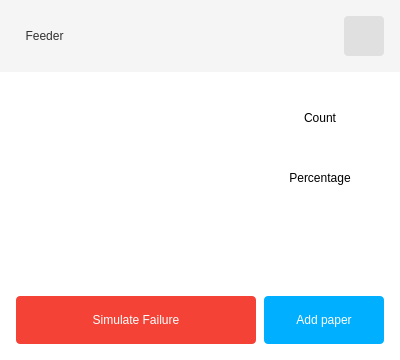
Above: modbus-application/feedercontrol.ui from Wolkabout/offset-printing-machine-simulator-application before the change. Below: the same form after it.
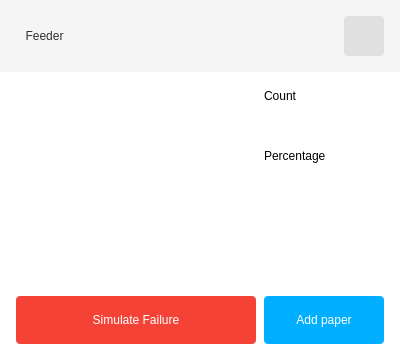
That is the form after the change. Icons and pictures are not drawn.

Patch:
```diff
--- a/modbus-application/feedercontrol.ui
+++ b/modbus-application/feedercontrol.ui
@@ -59,10 +59,10 @@
   <widget class="QLabel" name="image">
    <property name="geometry">
     <rect>
-     <x>40</x>
-     <y>100</y>
-     <width>180</width>
-     <height>180</height>
+     <x>16</x>
+     <y>88</y>
+     <width>232</width>
+     <height>192</height>
     </rect>
    </property>
    <property name="text">
@@ -78,65 +78,68 @@
   <widget class="QLabel" name="countTitle">
    <property name="geometry">
     <rect>
-     <x>270</x>
-     <y>110</y>
-     <width>100</width>
+     <x>264</x>
+     <y>88</y>
+     <width>120</width>
      <height>15</height>
     </rect>
    </property>
    <property name="text">
     <string>Count</string>
    </property>
-   <property name="alignment">
-    <set>Qt::AlignCenter</set>
-   </property>
   </widget>
   <widget class="QLabel" name="percentageTitle">
    <property name="geometry">
     <rect>
-     <x>270</x>
-     <y>170</y>
-     <width>100</width>
-     <height>15</height>
+     <x>264</x>
+     <y>147</y>
+     <width>120</width>
+     <height>17</height>
     </rect>
    </property>
    <property name="text">
     <string>Percentage</string>
    </property>
    <property name="alignment">
-    <set>Qt::AlignCenter</set>
+    <set>Qt::AlignLeading|Qt::AlignLeft|Qt::AlignVCenter</set>
    </property>
   </widget>
   <widget class="QLabel" name="count">
    <property name="geometry">
     <rect>
-     <x>270</x>
-     <y>130</y>
-     <width>100</width>
-     <height>30</height>
+     <x>264</x>
+     <y>110</y>
+     <width>120</width>
+     <height>22</height>
     </rect>
    </property>
+   <property name="styleSheet">
+    <string notr="true">color: #00afff;</string>
+   </property>
    <property name="text">
     <string/>
    </property>
    <property name="alignment">
-    <set>Qt::AlignCenter</set>
+    <set>Qt::AlignLeading|Qt::AlignLeft|Qt::AlignVCenter</set>
    </property>
   </widget>
   <widget class="QLabel" name="percentage">
    <property name="geometry">
     <rect>
-     <x>270</x>
-     <y>190</y>
-     <width>100</width>
-     <height>30</height>
+     <x>264</x>
+     <y>171</y>
+     <width>120</width>
+     <height>22</height>
     </rect>
    </property>
+   <property name="styleSheet">
+    <string notr="true">color: #00afff;</string>
+   </property>
    <property name="text">
     <string/>
    </property>
    <property name="alignment">
-    <set>Qt::AlignCenter</set>
+    <set>Qt::AlignLeading|Qt::AlignLeft|Qt::AlignVCenter</set>
    </property>
   </widget>
   <widget class="QPushButton" name="edit">
```
